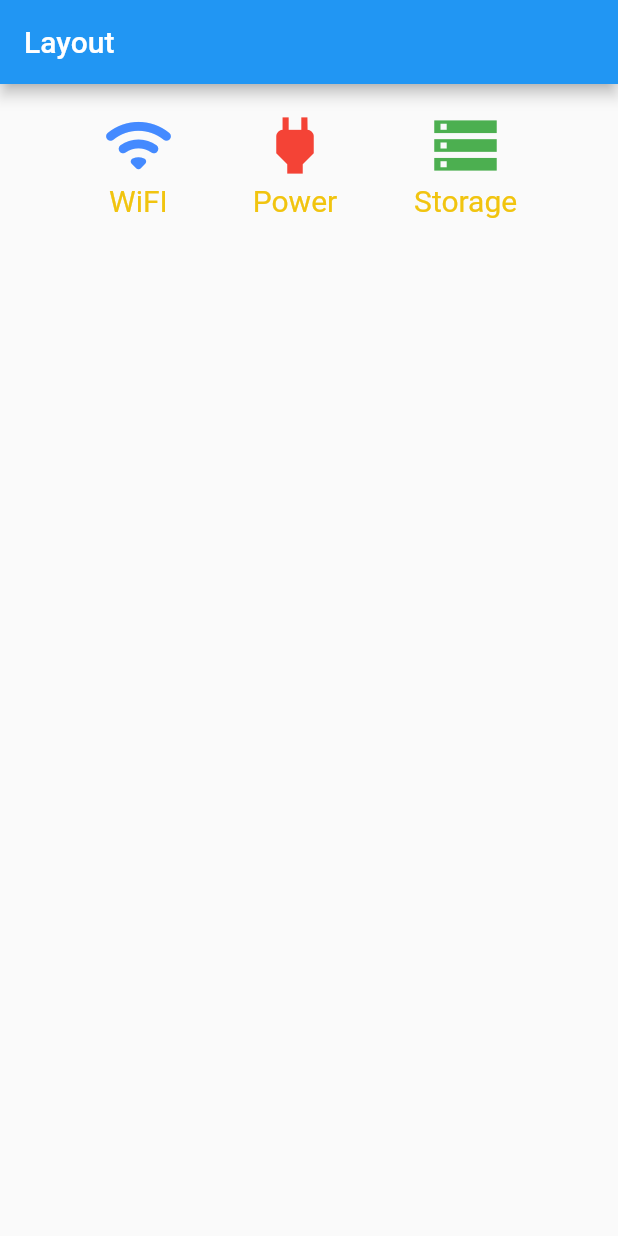
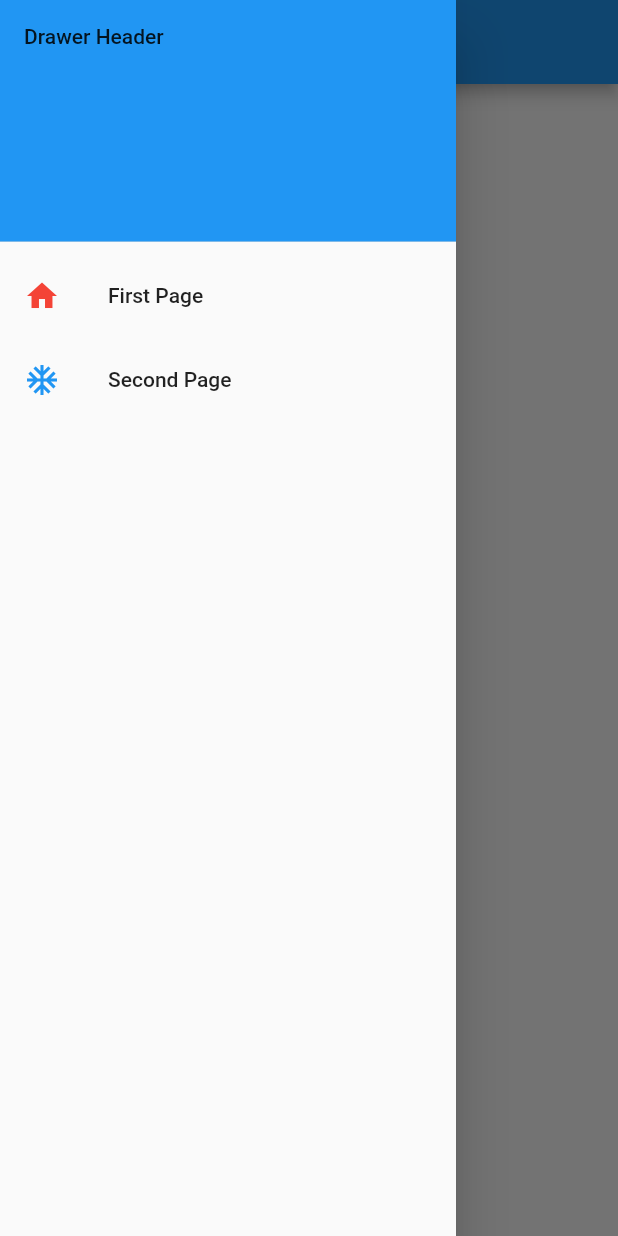
Before and after one commit to wantanwonderland/training, a Flutter app: the screen it shows after launch, with the side drawer open (before the commit the screen has no drawer), on a phone screen of 412 x 824 dp. Run offline on Flutter 3.47's test engine with Material 2 defaults, Android fonts, the phone set to English and light mode, and no system bars.

Commit message:
add navigation

```diff
--- a/lib/main.dart
+++ b/lib/main.dart
@@ -1,5 +1,8 @@
 import 'package:flutter/material.dart';
-import 'package:training/flutter_layout.dart';
+import 'package:training/screen/flutter_layout.dart';
+import 'package:training/screen/second.dart';
+import 'package:training/screen/todoScreen/detail.dart';
+import 'package:training/screen/todoScreen/index.dart';
 
 void main() {
   runApp(const MyApp());
@@ -25,7 +28,11 @@ class MyApp extends StatelessWidget {
         // is not restarted.
         primarySwatch: Colors.blue,
       ),
-      home: const FlutterLayout(),
+      initialRoute: '/',
+      routes: {
+        '/': (context) => TodoScreen(),
+        '/second': (context) => const Second(),
+      },
     );
   }
 }
--- /dev/null
+++ b/lib/model/todo.dart
@@ -0,0 +1,6 @@
+class ToDo {
+  final String? title;
+  final String? description;
+
+  ToDo({this.title, this.description});
+}
--- a/lib/flutter_layout.dart
+++ b/lib/screen/flutter_layout.dart
@@ -1,4 +1,5 @@
 import 'package:flutter/material.dart';
+import 'package:training/sidebar.dart';
 
 import 'desc_text.dart';
 
@@ -8,8 +9,9 @@ class FlutterLayout extends StatelessWidget {
   @override
   Widget build(BuildContext context) {
     return Scaffold(
+      drawer: const Sidebar(),
       appBar: AppBar(
-        title: const Text("Layout"),
+        title: const Text("First"),
       ),
       body: Container(
         padding: const EdgeInsets.all(16.0),
--- /dev/null
+++ b/lib/screen/second.dart
@@ -0,0 +1,17 @@
+import 'package:flutter/material.dart';
+import 'package:training/sidebar.dart';
+
+class Second extends StatelessWidget {
+  const Second({Key? key}) : super(key: key);
+
+  @override
+  Widget build(BuildContext context) {
+    return Scaffold(
+      drawer: const Sidebar(),
+      appBar: AppBar(
+        title: const Text("Second Layout"),
+      ),
+      body: const Text('test'),
+    );
+  }
+}
--- /dev/null
+++ b/lib/screen/todoScreen/detail.dart
@@ -0,0 +1,21 @@
+import 'package:flutter/material.dart';
+import 'package:training/model/todo.dart';
+import 'package:training/screen/todoScreen/index.dart';
+
+class ToDoDetail extends StatelessWidget {
+  final ToDo todo;
+  const ToDoDetail({Key? key, required this.todo}) : super(key: key);
+
+  @override
+  Widget build(BuildContext context) {
+    return Scaffold(
+      appBar: AppBar(
+        title: Text(todo.title!),
+      ),
+      body: Padding(
+        padding: const EdgeInsets.only(top: 100),
+        child: Text(todo.description!),
+      ),
+    );
+  }
+}
--- /dev/null
+++ b/lib/screen/todoScreen/index.dart
@@ -0,0 +1,38 @@
+import 'package:flutter/material.dart';
+import 'package:training/model/todo.dart';
+import 'package:training/screen/todoScreen/detail.dart';
+import 'package:training/sidebar.dart';
+
+class TodoScreen extends StatelessWidget {
+  TodoScreen({Key? key}) : super(key: key);
+
+  final todos = List<ToDo>.generate(
+      20,
+      (i) => ToDo(
+          title: 'This is title $i', description: 'This is Description $i'));
+
+  @override
+  Widget build(BuildContext context) {
+    return Scaffold(
+      drawer: const Sidebar(),
+      appBar: AppBar(
+        title: const Text('Todo List'),
+      ),
+      body: ListView.builder(
+          itemCount: todos.length,
+          itemBuilder: ((context, i) {
+            return ListTile(
+              title: Text(todos[i].title!),
+              onTap: () => {
+                Navigator.push(
+                    context,
+                    MaterialPageRoute(
+                        builder: ((context) => ToDoDetail(
+                              todo: todos[i],
+                            ))))
+              },
+            );
+          })),
+    );
+  }
+}
--- /dev/null
+++ b/lib/sidebar.dart
@@ -0,0 +1,53 @@
+import 'package:flutter/material.dart';
+import 'package:training/screen/flutter_layout.dart';
+import 'package:training/screen/todoScreen/index.dart';
+
+class Sidebar extends StatelessWidget {
+  const Sidebar({
+    Key? key,
+  }) : super(key: key);
+
+  @override
+  Widget build(BuildContext context) {
+    return SafeArea(
+      child: Drawer(
+        // Add a ListView to the drawer. This ensures the user can scroll
+        // through the options in the drawer if there isn't enough vertical
+        // space to fit everything.
+        child: ListView(
+          // Important: Remove any padding from the ListView.
+          padding: EdgeInsets.zero,
+          children: [
+            const DrawerHeader(
+              decoration: BoxDecoration(
+                color: Colors.blue,
+              ),
+              child: Text('Drawer Header'),
+            ),
+            ListTile(
+              title: const Text('First Page'),
+              leading: const Icon(
+                Icons.home,
+                color: Colors.red,
+              ),
+              onTap: () {
+                Navigator.push(context,
+                    MaterialPageRoute(builder: ((context) => TodoScreen())));
+              },
+            ),
+            ListTile(
+              title: const Text('Second Page'),
+              leading: const Icon(
+                Icons.ac_unit,
+                color: Colors.blue,
+              ),
+              onTap: () {
+                Navigator.pushNamed(context, 'second');
+              },
+            ),
+          ],
+        ),
+      ),
+    );
+  }
+}
```
Also changed, not shown: lib/screen/desc_text.dart (renamed from lib/desc_text.dart).
